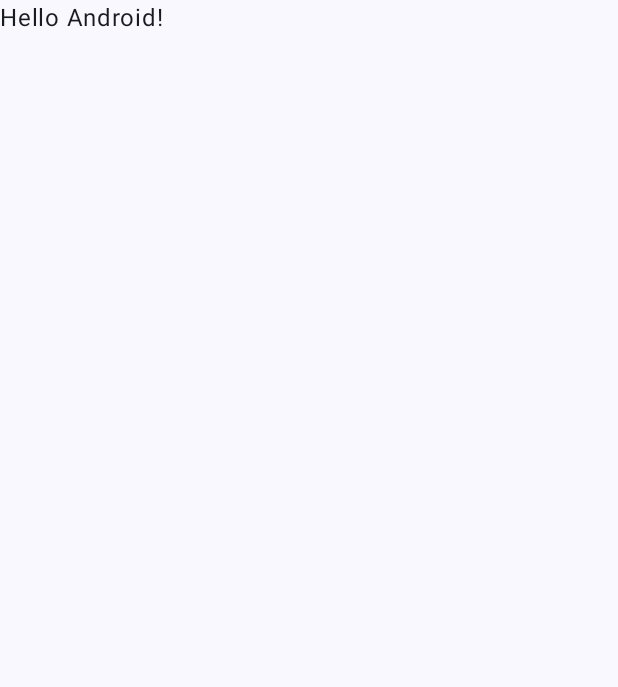
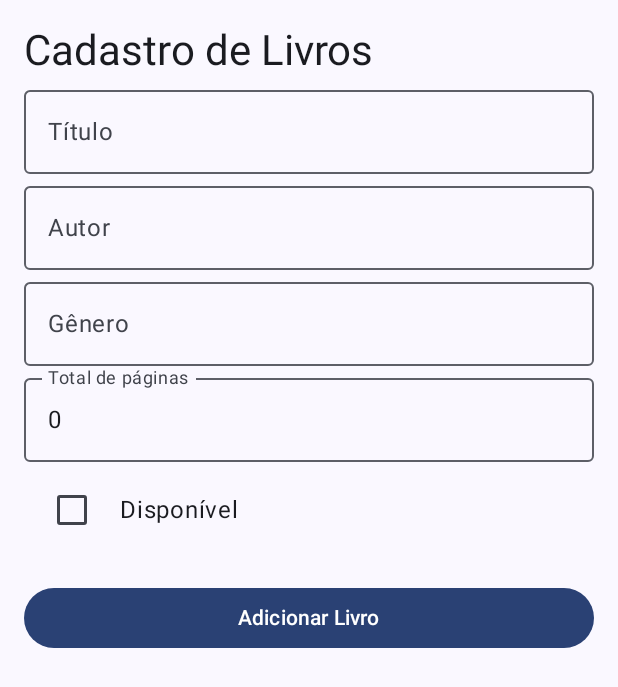
Before and after one commit to Yelcde/BookBack, an Android app built with Jetpack Compose: the screen it shows after launch (MainActivity), on a phone screen of 412 x 824 dp. Before the commit the part shown is almost empty. Shown: the top 687 px of the screen. Run offline under Robolectric (Android 15) with nearby library versions, the phone set to English and light mode, and no system bars.

Commit message:
Adicionando tela de cadastro de livros

```diff
--- a/app/src/main/java/br/edu/ifpb/pdm/booback/MainActivity.kt
+++ b/app/src/main/java/br/edu/ifpb/pdm/booback/MainActivity.kt
@@ -1,5 +1,6 @@
 package br.edu.ifpb.pdm.booback
 
+import android.annotation.SuppressLint
 import android.os.Bundle
 import androidx.activity.ComponentActivity
 import androidx.activity.compose.setContent
@@ -11,37 +12,28 @@ import androidx.compose.material3.Text
 import androidx.compose.runtime.Composable
 import androidx.compose.ui.Modifier
 import androidx.compose.ui.tooling.preview.Preview
+import br.edu.ifpb.pdm.booback.ui.screens.MainScreen
 import br.edu.ifpb.pdm.booback.ui.theme.BooBackTheme
 
 class MainActivity : ComponentActivity() {
+    @SuppressLint("UnusedMaterial3ScaffoldPaddingParameter")
     override fun onCreate(savedInstanceState: Bundle?) {
         super.onCreate(savedInstanceState)
         enableEdgeToEdge()
         setContent {
             BooBackTheme {
-                Scaffold(modifier = Modifier.fillMaxSize()) { innerPadding ->
-                    Greeting(
-                        name = "Android",
-                        modifier = Modifier.padding(innerPadding)
-                    )
+                Scaffold(modifier = Modifier.fillMaxSize()) {
+                    MainScreen()
                 }
             }
         }
     }
 }
 
-@Composable
-fun Greeting(name: String, modifier: Modifier = Modifier) {
-    Text(
-        text = "Hello $name!",
-        modifier = modifier
-    )
-}
-
 @Preview(showBackground = true)
 @Composable
 fun GreetingPreview() {
     BooBackTheme {
-        Greeting("Android")
+        MainScreen()
     }
 }
--- /dev/null
+++ b/app/src/main/java/br/edu/ifpb/pdm/booback/composables/BookForm.kt
@@ -0,0 +1,111 @@
+package br.edu.ifpb.pdm.booback.composables
+
+import androidx.compose.foundation.layout.Column
+import androidx.compose.foundation.layout.Row
+import androidx.compose.foundation.layout.Spacer
+import androidx.compose.foundation.layout.fillMaxSize
+import androidx.compose.foundation.layout.fillMaxWidth
+import androidx.compose.foundation.layout.height
+import androidx.compose.foundation.layout.padding
+import androidx.compose.foundation.lazy.LazyColumn
+import androidx.compose.material3.Button
+import androidx.compose.material3.Card
+import androidx.compose.material3.CardDefaults
+import androidx.compose.material3.MaterialTheme
+import androidx.compose.material3.OutlinedTextField
+import androidx.compose.material3.Text
+import androidx.compose.runtime.Composable
+import androidx.compose.runtime.getValue
+import androidx.compose.runtime.mutableStateListOf
+import androidx.compose.runtime.mutableStateOf
+import androidx.compose.runtime.remember
+import androidx.compose.runtime.setValue
+import androidx.compose.ui.Modifier
+import androidx.compose.ui.unit.dp
+import br.edu.ifpb.pdm.booback.models.Book
+import androidx.compose.foundation.lazy.items
+import androidx.compose.material3.Checkbox
+import androidx.compose.runtime.mutableIntStateOf
+import androidx.compose.ui.Alignment
+
+@Composable
+fun BookForm() {
+    var title by remember { mutableStateOf("") }
+    var author by remember { mutableStateOf("") }
+    var gender by remember { mutableStateOf("") }
+    var pages by remember { mutableIntStateOf(0) }
+    var isAvailable by remember { mutableStateOf(false) }
+
+    val bookList = remember { mutableStateListOf<Book>() }
+
+    Column(
+        modifier = Modifier
+            .fillMaxSize()
+            .padding(16.dp)
+    ) {
+        Text(text = "Cadastro de Livros", style = MaterialTheme.typography.headlineMedium)
+
+        OutlinedTextField(
+            value = title,
+            onValueChange = { title = it },
+            label = { Text(text = "Título") },
+            modifier = Modifier.fillMaxWidth()
+        )
+
+        OutlinedTextField(
+            value = author,
+            onValueChange = { author = it },
+            label = { Text("Autor") },
+            modifier = Modifier.fillMaxWidth()
+        )
+
+        OutlinedTextField(
+            value = gender,
+            onValueChange = { gender = it },
+            label = { Text("Gênero") },
+            modifier = Modifier.fillMaxWidth()
+        )
+
+        OutlinedTextField(
+            value = pages.toString(),
+            onValueChange = { pages = it.toInt() },
+            label = { Text("Total de páginas") },
+            modifier = Modifier.fillMaxWidth()
+        )
+
+        Row(
+            modifier = Modifier
+                .fillMaxWidth()
+                .padding(8.dp),
+            verticalAlignment = Alignment.CenterVertically
+        ) {
+            Checkbox(
+                checked = isAvailable,
+                onCheckedChange = { isAvailable = it }
+            )
+            Text(
+                text = "Disponível",
+                modifier = Modifier.padding(start = 8.dp),
+                style = MaterialTheme.typography.bodyLarge
+            )
+        }
+
+        Spacer(modifier = Modifier.height(16.dp))
+
+        Button(
+            onClick = {
+                if (title.isNotEmpty() && author.isNotEmpty() && gender.isNotEmpty()) {
+                    bookList.add(Book(title, author, gender, pages, isAvailable))
+                    title = ""
+                    author = ""
+                    gender = ""
+                    pages = 0
+                    isAvailable = false
+                }
+            },
+            modifier = Modifier.fillMaxWidth()
+        ) {
+            Text("Adicionar Livro")
+        }
+    }
+}
--- /dev/null
+++ b/app/src/main/java/br/edu/ifpb/pdm/booback/ui/screens/MainScreen.kt
@@ -0,0 +1,9 @@
+package br.edu.ifpb.pdm.booback.ui.screens
+
+import androidx.compose.runtime.Composable
+import br.edu.ifpb.pdm.booback.composables.BookForm
+
+@Composable
+fun MainScreen() {
+    BookForm()
+}
```
Also changed, not shown: app/src/main/java/br/edu/ifpb/pdm/booback/models/Book.kt (added, +29 -0 lines), app/src/main/java/br/edu/ifpb/pdm/booback/models/User.kt (added, +9 -0 lines).
